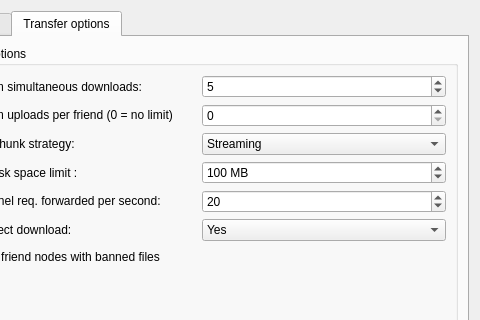
Above: retroshare-gui/src/gui/settings/TransferPage.ui from RetroShare/RetroShare before the change; both pictures show x 82 to 562 and y 0 to 320 of the 562 by 656 pixel window. Below: the same form after it.
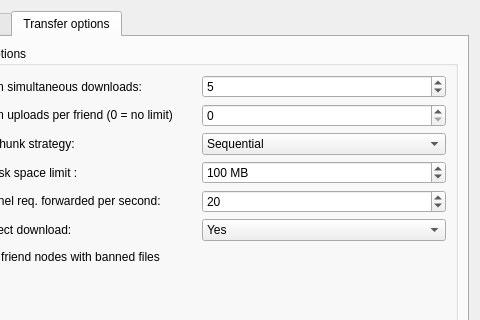
That is the form after the change. The open tabs and pages were chosen to show the change. Icons and pictures are not drawn. Custom widgets are drawn as their Qt base class.

Commit message: Adapt UI to refactored file transfer Streaming mode

What changed in the file:
```diff
--- a/retroshare-gui/src/gui/settings/TransferPage.ui
+++ b/retroshare-gui/src/gui/settings/TransferPage.ui
@@ -512,7 +512,7 @@
                 </property>
                 <item>
                  <property name="text">
-                  <string>Streaming</string>
+                  <string>Sequential</string>
                  </property>
                 </item>
                 <item>
```
Left out of the diff: 7 changed lines with no effect on the pictures. The commit also changes 3 other files.
